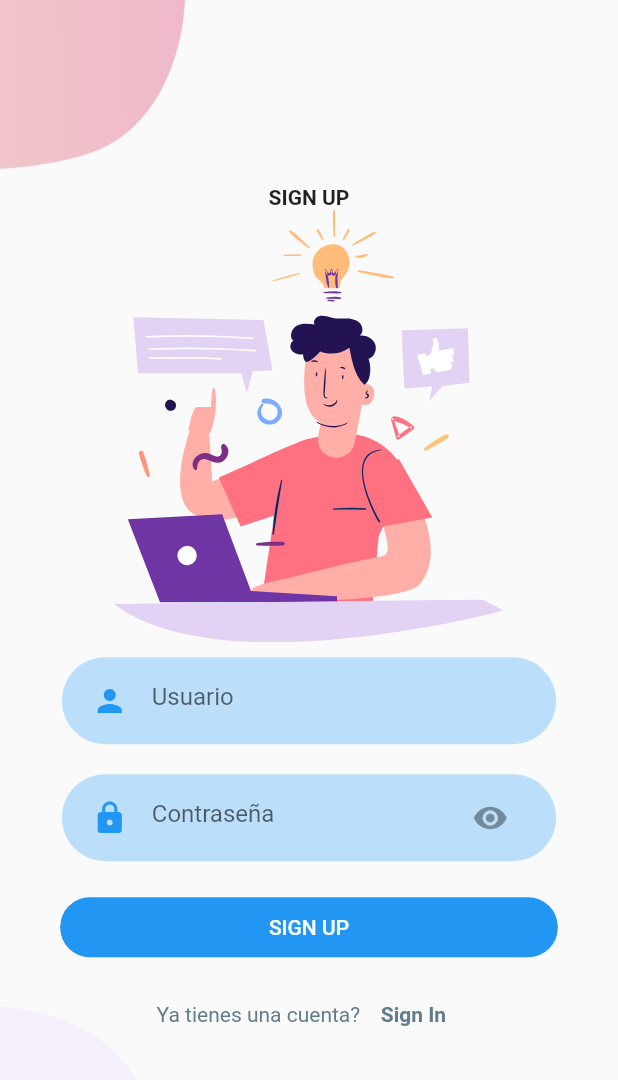
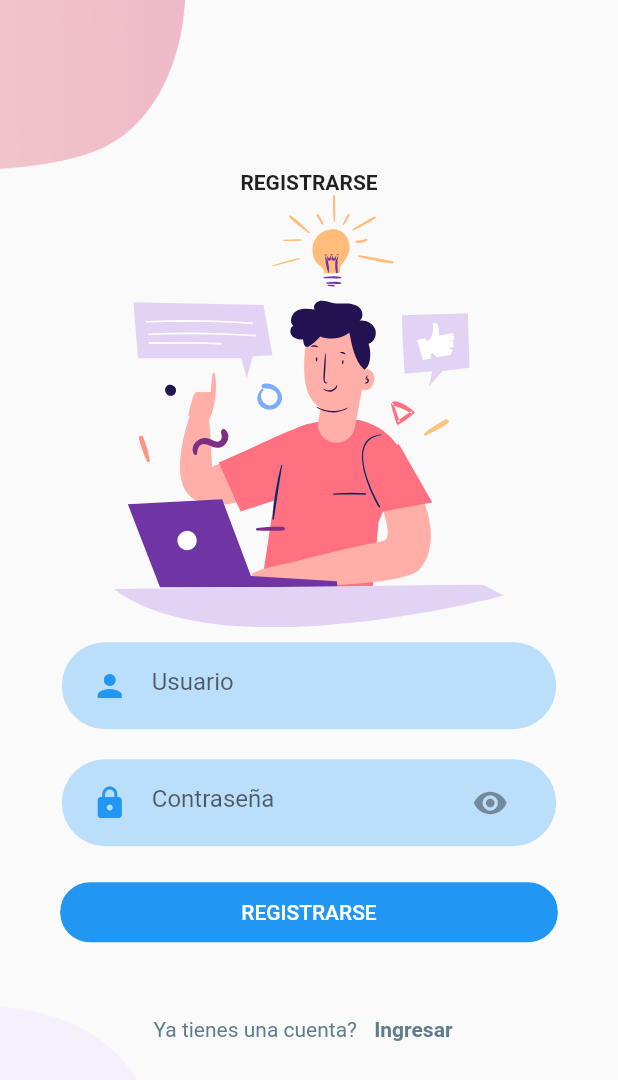
Before and after one commit to FelipeFranco0101/contact_app, a Flutter app: the SignUp screen opened directly, on a phone screen of 412 x 824 dp. Shown: the top 1080 px of the screen. Run offline on Flutter 3.47's test engine with Material 2 defaults, Android fonts, the light colour scheme and no system bars; our stand-ins replace flutter_svg, sqflite; accounts and stored records are empty.

Commit message:
Mensaje de intento de login fallido Mensaje de registro existoso y redirección a login

```diff
--- a/lib/login/signup_screen.dart
+++ b/lib/login/signup_screen.dart
@@ -7,7 +7,7 @@ import 'package:flutter_svg/flutter_svg.dart';
 import 'input_commons.dart';
 
 class SignUp extends StatefulWidget {
-  const SignUp({super.key});
+  const SignUp({Key? key}) : super(key: key);
 
   @override
   State<SignUp> createState() => _SignUpState();
@@ -16,6 +16,7 @@ class SignUp extends StatefulWidget {
 class _SignUpState extends State<SignUp> {
   final usuarioController = TextEditingController();
   final claveController = TextEditingController();
+  bool showSuccessMessage = false;
 
   @override
   Widget build(BuildContext context) {
@@ -45,7 +46,7 @@ class _SignUpState extends State<SignUp> {
                 mainAxisAlignment: MainAxisAlignment.center,
                 children: [
                   const Text(
-                    'SIGN UP',
+                    'REGISTRARSE',
                     style: TextStyle(fontWeight: FontWeight.bold),
                   ),
                   SvgPicture.asset(
@@ -68,16 +69,32 @@ class _SignUpState extends State<SignUp> {
                     },
                     obscureText: true,
                     suffixIconData: Icons.visibility,
-                      textEditingController: claveController),
+                    textEditingController: claveController,
+                  ),
                   Container(
-                    padding: const EdgeInsets.symmetric(vertical: 10, horizontal: 40),
+                    padding: const EdgeInsets.symmetric(
+                        vertical: 10, horizontal: 40),
                     child: SizedBox(
                       width: size.height * 0.8,
                       child: ClipRRect(
                         borderRadius: BorderRadius.circular(29),
                         child: FilledButton(
                           onPressed: () => _saveUser(),
-                          child: const Text('SIGN UP'),
+                          child: const Text('REGISTRARSE'),
+                        ),
+                      ),
+                    ),
+                  ),
+                  Container(
+                    padding: const EdgeInsets.symmetric(
+                        vertical: 10, horizontal: 40),
+                    child: Visibility(
+                      visible: showSuccessMessage,
+                      child: const Text(
+                        'Registrado exitosamente',
+                        style: TextStyle(
+                          fontWeight: FontWeight.bold,
+                          color: Colors.green,
                         ),
                       ),
                     ),
@@ -91,13 +108,16 @@ class _SignUpState extends State<SignUp> {
                       ),
                       TextButton(
                         onPressed: () {
-                          Navigator.push(context, MaterialPageRoute(builder: (_) {
+                          Navigator.push(context,
+                              MaterialPageRoute(builder: (_) {
                             return const LoginScreen();
                           }));
                         },
                         child: const Text(
-                          'Sign In',
-                          style: TextStyle(fontWeight: FontWeight.bold, color: Colors.blueGrey),
+                          'Ingresar',
+                          style: TextStyle(
+                              fontWeight: FontWeight.bold,
+                              color: Colors.blueGrey),
                         ),
                       ),
                     ],
@@ -117,9 +137,20 @@ class _SignUpState extends State<SignUp> {
     var newUser = Auth(id: -1, usuario: usuario, clave: clave);
     await DatabaseHelper.instance.insertUser(newUser);
 
+    setState(() {
+      showSuccessMessage = true; // Mostrar el mensaje de éxito
+    });
+
     usuarioController.text = "";
     claveController.text = "";
 
-    //_showToast("Contacto creado con exito");
+    // Agregar un retraso antes de redirigir a la página de inicio de sesión
+    await Future.delayed(const Duration(seconds: 3));
+
+    Future.microtask(() {
+      Navigator.push(context, MaterialPageRoute(builder: (_) {
+        return const LoginScreen();
+      }));
+    });
   }
 }
```
Lines whose indentation alone changed are shown as unchanged.
